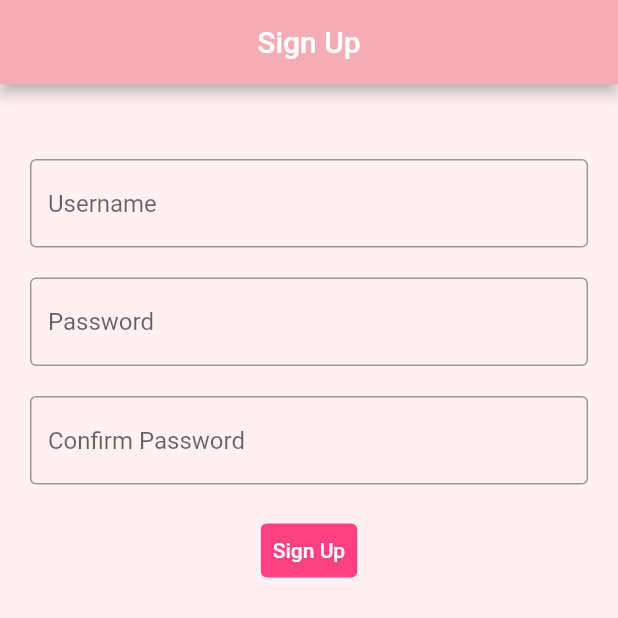
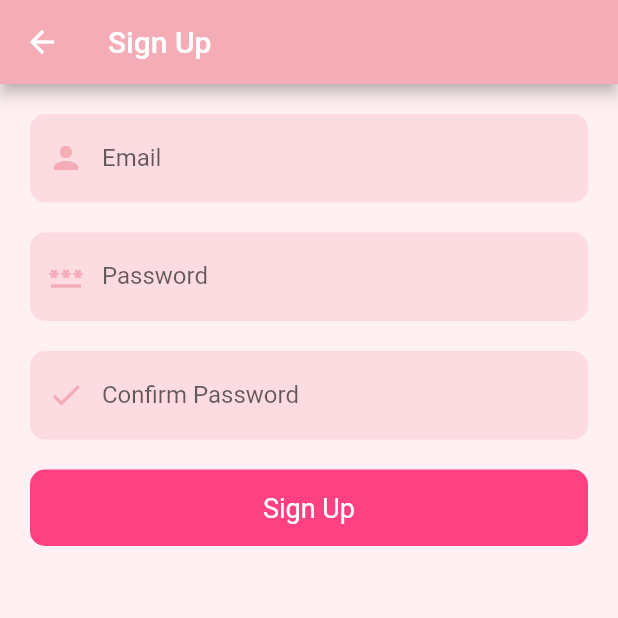
Before and after one commit to Pet3r1512/note_app, a Flutter app: the SignUp screen opened directly, on a phone screen of 412 x 824 dp, the top half of it. Run offline on Flutter 3.47's test engine with Material 2 defaults, Android fonts, the phone set to English and light mode, and no system bars; our stand-ins replace cloud_firestore, firebase_core, google_fonts; missing offline and left inert: orm; accounts and stored records are empty.

Commit message:
setup sign in & up page

```diff
--- a/lib/Auth.dart
+++ /dev/null
@@ -1,128 +0,0 @@
-import 'package:flutter/material.dart';
-import 'package:notexpert_mongo/style/app_style.dart';
-
-class SignIn extends StatefulWidget {
-  const SignIn({super.key});
-
-  @override
-  State<SignIn> createState() => _SignInState();
-}
-
-class _SignInState extends State<SignIn> {
-  @override
-  Widget build(BuildContext context) {
-    return Scaffold(
-      appBar: AppBar(
-        title: const Center(
-          child: Text("Sign In"),
-        ),
-      ),
-      body: Container(
-        margin: const EdgeInsets.only(top: 30),
-        padding: const EdgeInsets.all(20),
-        child: Column(children: [
-          const TextField(
-            decoration: InputDecoration(
-              hintText: 'Username',
-              border: OutlineInputBorder(),
-            ),
-          ),
-          const SizedBox(
-            height: 20,
-          ),
-          const TextField(
-            obscureText: true,
-            enableSuggestions: false,
-            autocorrect: false,
-            decoration: InputDecoration(
-              hintText: 'Password',
-              border: OutlineInputBorder(),
-            ),
-          ),
-          const SizedBox(
-            height: 20,
-          ),
-          TextButton(
-              style: const ButtonStyle(
-                backgroundColor: MaterialStatePropertyAll(Colors.pinkAccent),
-              ),
-              onPressed: () {},
-              child: const Text(
-                "Sign In",
-                style: TextStyle(color: Colors.white),
-              ))
-        ]),
-      ),
-    );
-  }
-}
-
-class SignUp extends StatefulWidget {
-  const SignUp({super.key});
-
-  @override
-  State<SignUp> createState() => _SignUpState();
-}
-
-class _SignUpState extends State<SignUp> {
-  @override
-  Widget build(BuildContext context) {
-    return Scaffold(
-      backgroundColor: AppStyle.whitePink,
-      appBar: AppBar(
-        title: const Center(
-          child: Text("Sign Up"),
-        ),
-        backgroundColor: AppStyle.pink,
-      ),
-      body: Container(
-        margin: const EdgeInsets.only(top: 30),
-        padding: const EdgeInsets.all(20),
-        child: Column(children: [
-          const TextField(
-            decoration: InputDecoration(
-              hintText: 'Username',
-              border: OutlineInputBorder(),
-            ),
-          ),
-          const SizedBox(
-            height: 20,
-          ),
-          const TextField(
-            obscureText: true,
-            enableSuggestions: false,
-            autocorrect: false,
-            decoration: InputDecoration(
-              hintText: 'Password',
-              border: OutlineInputBorder(),
-            ),
-          ),
-          const SizedBox(
-            height: 20,
-          ),
-          const TextField(
-            obscureText: true,
-            enableSuggestions: false,
-            autocorrect: false,
-            decoration: InputDecoration(
-              hintText: 'Confirm Password',
-              border: OutlineInputBorder(),
-            ),
-          ),
-          const SizedBox(
-            height: 20,
-          ),
-          TextButton(
-              style: const ButtonStyle(
-                backgroundColor: MaterialStatePropertyAll(Colors.pinkAccent),
-              ),
-              onPressed: () {},
-              child: const Text(
-                "Sign Up",
-                style: TextStyle(color: Colors.white),
-              ))
-        ]),
-      ),
-    );
-  }
-}
--- /dev/null
+++ b/lib/auth/sign_up.dart
@@ -0,0 +1,63 @@
+import 'package:flutter/material.dart';
+import 'package:notexpert_mongo/style/app_style.dart';
+import 'package:notexpert_mongo/widgets/reusable_widgets.dart';
+import 'sign_in.dart';
+
+class SignUp extends StatefulWidget {
+  const SignUp({super.key});
+
+  @override
+  State<SignUp> createState() => _SignUpState();
+}
+
+class _SignUpState extends State<SignUp> {
+  final emailController = TextEditingController();
+  final passController = TextEditingController();
+  final confirmController = TextEditingController();
+
+  @override
+  Widget build(BuildContext context) {
+    return Scaffold(
+      backgroundColor: AppStyle.whitePink,
+      appBar: AppBar(
+        title: const Text("Sign Up"),
+        backgroundColor: AppStyle.pink,
+      ),
+      body: SingleChildScrollView(
+        padding: const EdgeInsets.all(20),
+        child: Column(children: [
+          reusableTextField("Email", Icons.person, false, emailController),
+          const SizedBox(
+            height: 20,
+          ),
+          reusableTextField("Password", Icons.password, true, passController),
+          const SizedBox(
+            height: 20,
+          ),
+          reusableTextField(
+              "Confirm Password", Icons.check, true, confirmController),
+          const SizedBox(
+            height: 20,
+          ),
+          Container(
+            width: double.infinity,
+            child: RawMaterialButton(
+              fillColor: Colors.pinkAccent,
+              elevation: 0.0,
+              padding: const EdgeInsets.symmetric(vertical: 15.0),
+              shape: RoundedRectangleBorder(
+                  borderRadius: BorderRadius.circular(10.0)),
+              onPressed: () {
+                Navigator.of(context).pop();
+              },
+              child: const Text(
+                "Sign Up",
+                style: TextStyle(color: Colors.white, fontSize: 18.0),
+              ),
+            ),
+          ),
+        ]),
+      ),
+    );
+  }
+}
--- a/lib/main.dart
+++ b/lib/main.dart
@@ -1,7 +1,6 @@
 import 'package:firebase_core/firebase_core.dart';
 import 'package:flutter/material.dart';
-import 'package:notexpert_mongo/screen/home.dart';
-import 'auth.dart';
+import 'package:notexpert_mongo/auth/sign_in.dart';
 
 void main() async {
   WidgetsFlutterBinding.ensureInitialized();
@@ -16,7 +15,7 @@ class MyApp extends StatelessWidget {
   Widget build(BuildContext context) {
     return const MaterialApp(
       debugShowCheckedModeBanner: false,
-      home: SignUp(),
+      home: SignIn(),
     );
   }
 }
--- /dev/null
+++ b/lib/widgets/reusable_widgets.dart
@@ -0,0 +1,26 @@
+import 'package:flutter/material.dart';
+import 'package:notexpert_mongo/style/app_style.dart';
+
+TextField reusableTextField(
+    String text, IconData icon, bool isPass, TextEditingController controller) {
+  return TextField(
+    controller: controller,
+    obscureText: isPass,
+    enableSuggestions: !isPass,
+    autocorrect: !isPass,
+    cursorColor: Colors.red,
+    style: TextStyle(color: Colors.black.withOpacity(0.9)),
+    decoration: InputDecoration(
+      prefixIcon: Icon(icon, color: AppStyle.pink),
+      labelText: text,
+      filled: true,
+      floatingLabelBehavior: FloatingLabelBehavior.never,
+      fillColor: AppStyle.pink.withOpacity(0.3),
+      border: OutlineInputBorder(
+          borderRadius: BorderRadius.circular(10.0),
+          borderSide: const BorderSide(width: 0, style: BorderStyle.none)),
+    ),
+    keyboardType:
+        isPass ? TextInputType.visiblePassword : TextInputType.emailAddress,
+  );
+}
```
Also changed, not shown: lib/auth/sign_in.dart (added, +104 -0 lines).
